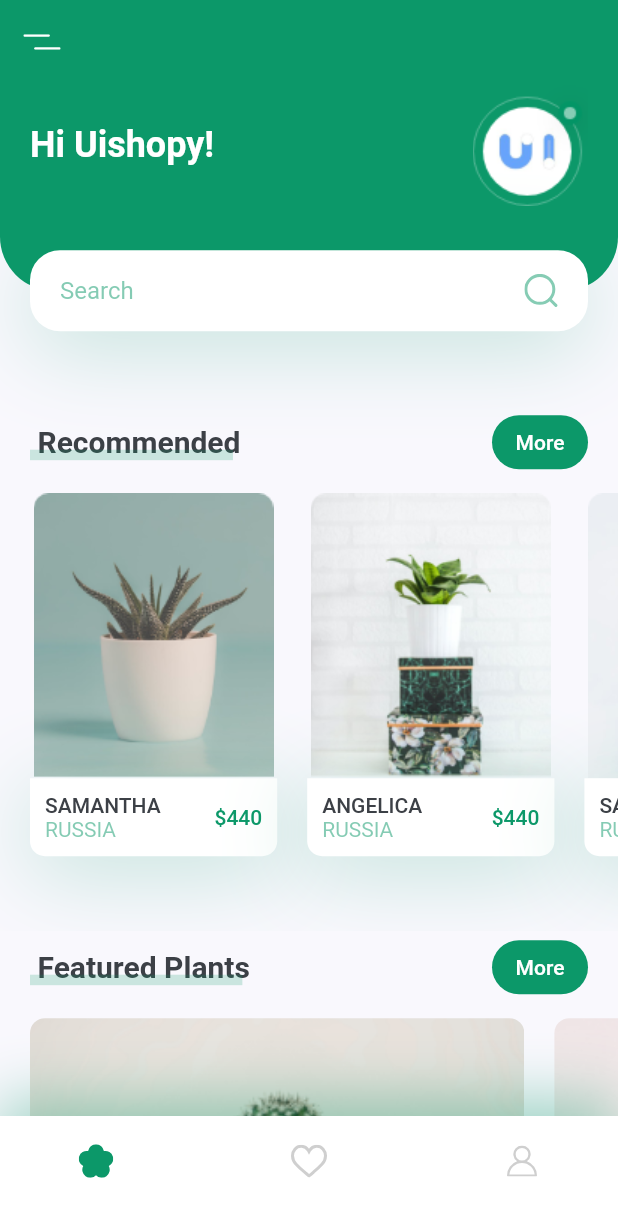
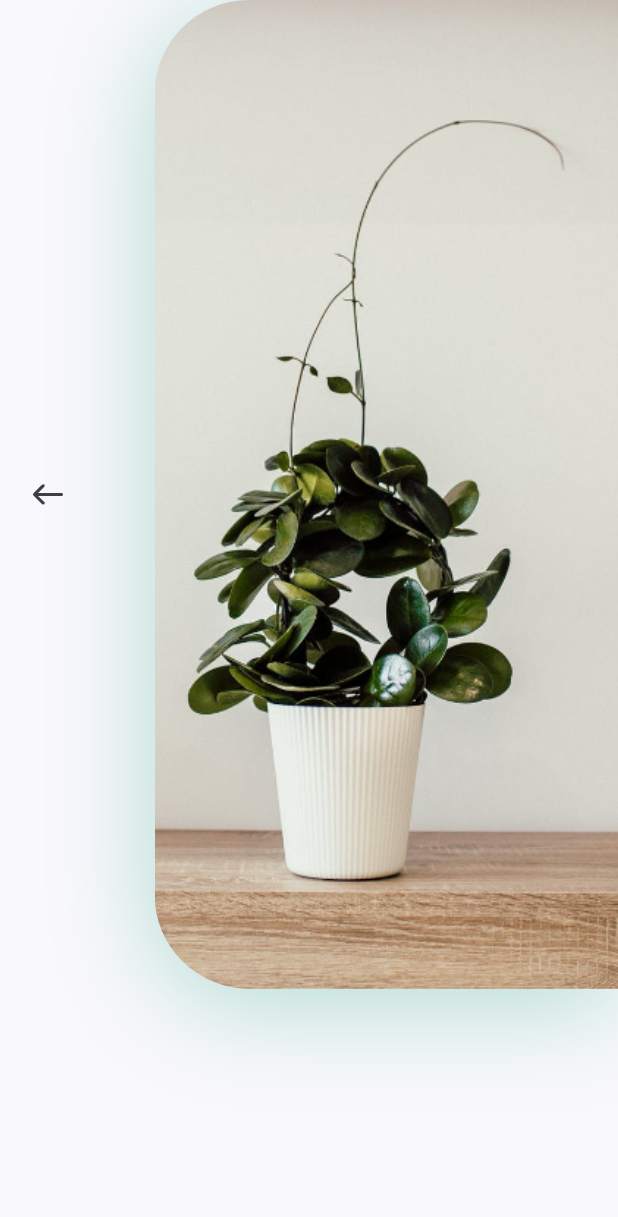
Before and after one commit to CrossLeaf/plant_flutter_app, a Flutter app: the screen it shows after launch, after a tap on an icon or button, on a phone screen of 412 x 824 dp. Shown: the top 1217 px of the screen. Run offline on Flutter 3.47's test engine with Material 2 defaults, Android fonts, the phone set to English and light mode, and no system bars; our stand-ins replace flutter_svg.

Commit message:
add: detail screen page

```diff
--- /dev/null
+++ b/lib/screen/detail/components/body.dart
@@ -0,0 +1,55 @@
+import 'package:flutter/material.dart';
+import 'package:flutter_svg/flutter_svg.dart';
+import 'package:plant_flutter_app/constants.dart';
+
+class Body extends StatelessWidget {
+  @override
+  Widget build(BuildContext context) {
+    Size size = MediaQuery.of(context).size;
+    return Column(
+      children: [
+        SizedBox(
+          // height: size.height * 0.8,
+          child: Row(
+            children: [
+              Expanded(
+                  child: Column(
+                children: [
+                  Align(
+                    alignment: Alignment.topLeft,
+                    child: IconButton(
+                        padding:
+                            EdgeInsets.symmetric(horizontal: kDefaultPadding),
+                        icon: SvgPicture.asset("assets/icons/back_arrow.svg"),
+                        onPressed: () {
+                          Navigator.pop(context);
+                        }),
+                  )
+                ],
+              )),
+              Container(
+                height: size.height * 0.8,
+                width: size.width * 0.75,
+                decoration: BoxDecoration(
+                    borderRadius: BorderRadius.only(
+                        topLeft: Radius.circular(63),
+                        bottomLeft: Radius.circular(63)),
+                    boxShadow: [
+                      BoxShadow(
+                          offset: Offset(0, 10),
+                          blurRadius: 60,
+                          color: kPrimaryColor.withOpacity(0.3))
+                    ],
+                    image: DecorationImage(
+                      alignment: Alignment.centerLeft,
+                      fit: BoxFit.cover,
+                      image: AssetImage("assets/images/img.png"),
+                    )),
+              )
+            ],
+          ),
+        )
+      ],
+    );
+  }
+}
--- /dev/null
+++ b/lib/screen/detail/detail_screen.dart
@@ -0,0 +1,11 @@
+import 'package:flutter/material.dart';
+import 'package:plant_flutter_app/screen/detail/components/body.dart';
+
+class DetailScreen extends StatelessWidget {
+  @override
+  Widget build(BuildContext context) {
+    return Scaffold(
+      body: Body(),
+    );
+  }
+}
--- a/lib/screen/home/components/recommend_plants.dart
+++ b/lib/screen/home/components/recommend_plants.dart
@@ -1,4 +1,5 @@
 import 'package:flutter/material.dart';
+import 'package:plant_flutter_app/screen/detail/detail_screen.dart';
 
 import '../../../constants.dart';
 
@@ -10,7 +11,7 @@ class RecommendPlants extends StatelessWidget {
   @override
   Widget build(BuildContext context) {
     return SingleChildScrollView(
-      scrollDirection:  Axis.horizontal,
+      scrollDirection: Axis.horizontal,
       child: Row(
         children: [
           RecommendPlantCard(
@@ -18,21 +19,39 @@ class RecommendPlants extends StatelessWidget {
             title: "Samantha",
             country: "Russia",
             price: 440,
-            press: (){},
+            press: () {
+              Navigator.push(
+                  context,
+                  MaterialPageRoute(
+                    builder: (context) => DetailScreen(),
+                  ));
+            },
           ),
           RecommendPlantCard(
             image: "assets/images/image_2.png",
             title: "Angelica",
             country: "Russia",
             price: 440,
-            press: (){},
+            press: () {
+              Navigator.push(
+                  context,
+                  MaterialPageRoute(
+                    builder: (context) => DetailScreen(),
+                  ));
+            },
           ),
           RecommendPlantCard(
             image: "assets/images/image_3.png",
             title: "Samantha",
             country: "Russia",
             price: 440,
-            press: (){},
+            press: () {
+              Navigator.push(
+                  context,
+                  MaterialPageRoute(
+                    builder: (context) => DetailScreen(),
+                  ));
+            },
           )
         ],
       ),
@@ -107,8 +126,8 @@ class RecommendPlantCard extends StatelessWidget {
                   Text(
                     "\$$price",
                     style: Theme.of(context).textTheme.button.copyWith(
-                      color: kPrimaryColor,
-                    ),
+                          color: kPrimaryColor,
+                        ),
                   ),
                 ],
               ),
```
